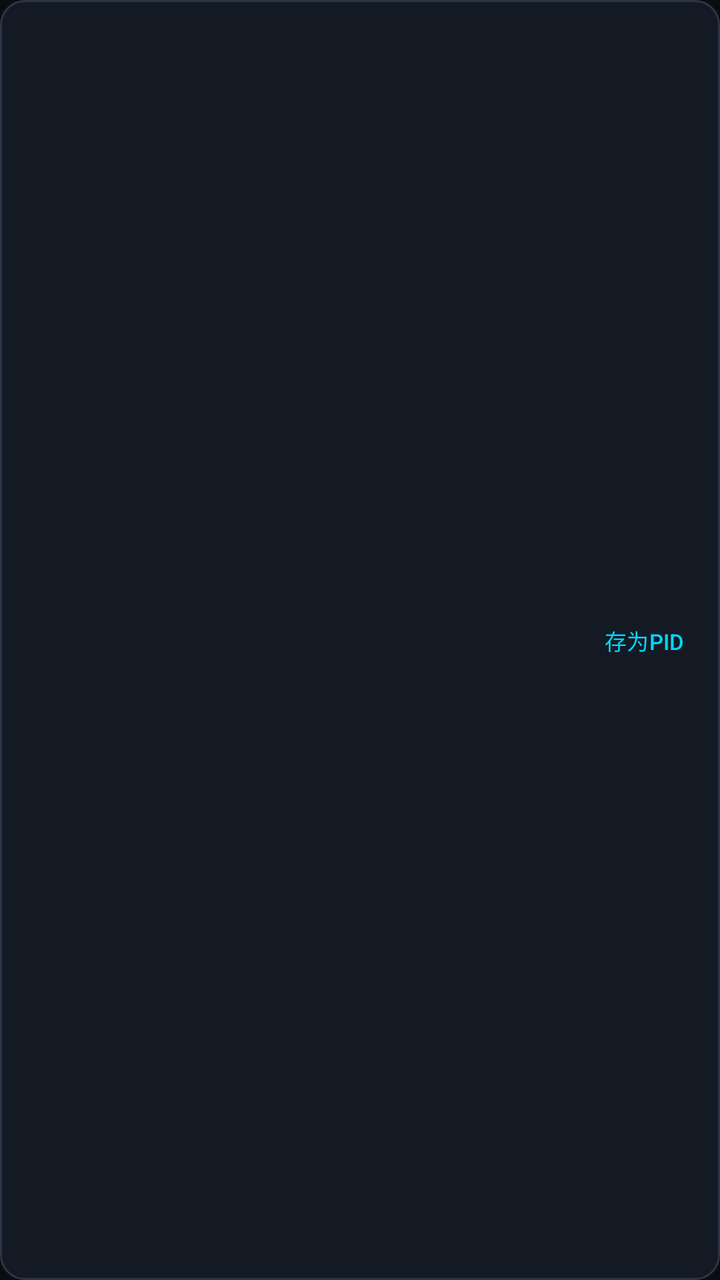
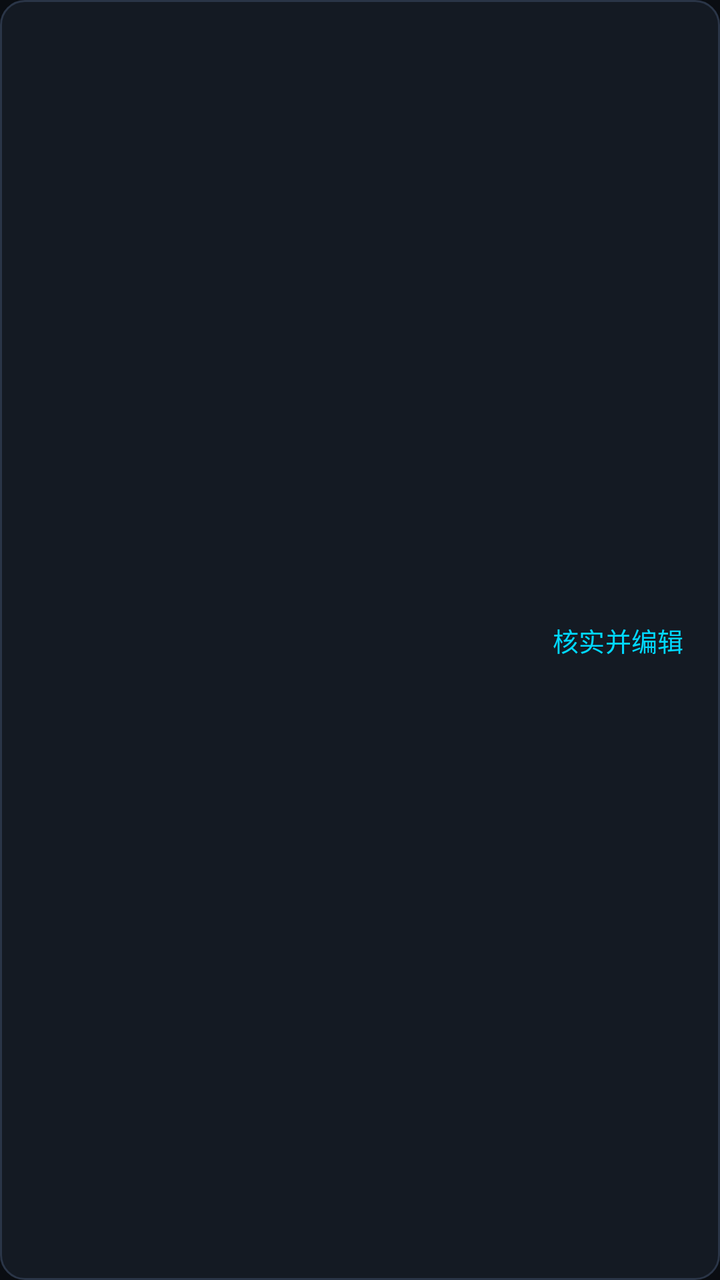

Two renders of the same Android screen: before a commit and after it. Below are the layout's source before the change and the commit's diff.
<!-- AndroidManifest.xml: application theme Theme.ICarOBD -->
<!-- res/layout/item_scan_hit.xml -->
<?xml version="1.0" encoding="utf-8"?>
<LinearLayout xmlns:android="http://schemas.android.com/apk/res/android"
    android:layout_width="match_parent"
    android:layout_height="wrap_content"
    android:layout_marginTop="4dp"
    android:background="@drawable/bg_card"
    android:gravity="center_vertical"
    android:orientation="horizontal"
    android:padding="10dp">

    <LinearLayout
        android:layout_width="0dp"
        android:layout_height="wrap_content"
        android:layout_weight="1"
        android:orientation="vertical">

        <TextView
            android:id="@+id/tvTitle"
            android:layout_width="match_parent"
            android:layout_height="wrap_content"
            android:textColor="@color/scan_hit"
            android:textSize="13sp"
            android:textStyle="bold" />

        <TextView
            android:id="@+id/tvRaw"
            android:layout_width="match_parent"
            android:layout_height="wrap_content"
            android:layout_marginTop="2dp"
            android:fontFamily="monospace"
            android:textColor="@color/text_secondary"
            android:textSize="10sp" />

        <TextView
            android:id="@+id/tvPreview"
            android:layout_width="match_parent"
            android:layout_height="wrap_content"
            android:layout_marginTop="2dp"
            android:fontFamily="monospace"
            android:textColor="@color/text_dim"
            android:textSize="10sp" />
    </LinearLayout>

    <com.google.android.material.button.MaterialButton
        android:id="@+id/btnSave"
        style="@style/Widget.Material3.Button.TextButton"
        android:layout_width="wrap_content"
        android:layout_height="36dp"
        android:minWidth="0dp"
        android:paddingStart="8dp"
        android:paddingEnd="8dp"
        android:text="存为PID"
        android:textSize="11sp" />
</LinearLayout>
<!-- resources referenced by this layout -->
<resources>
  <color name="scan_hit">#FF2FD47A</color>
  <color name="text_dim">#FF5F6E85</color>
  <color name="text_secondary">#FF9AA8BC</color>
  <!-- drawable bg_card (drawable) -->
  <?xml version="1.0" encoding="utf-8"?>
  <shape xmlns:android="http://schemas.android.com/apk/res/android"
      android:shape="rectangle">
      <corners android:radius="12dp" />
      <solid android:color="@color/bg_surface" />
      <stroke
          android:width="1dp"
          android:color="@color/divider" />
  </shape>
  <style name="Theme.ICarOBD" parent="Theme.Material3.Dark.NoActionBar">
          <item name="colorPrimary">@color/accent</item>
          <item name="colorOnPrimary">@color/bg</item>
          <item name="colorSecondary">@color/accent2</item>
          <item name="android:colorBackground">@color/bg</item>
          <item name="android:statusBarColor">@color/bg</item>
          <item name="android:navigationBarColor">@color/bg_surface</item>
          <item name="android:windowBackground">@color/bg</item>
          <item name="android:textColorPrimary">@color/text_primary</item>
          <item name="android:textColorSecondary">@color/text_secondary</item>
      </style>
  <color name="bg_surface">#FF141A23</color>
  <color name="divider">#FF2A3547</color>
  <color name="accent">#FF00D8FF</color>
  <color name="bg">#FF0A0D12</color>
  <color name="accent2">#FF7C5CFF</color>
  <color name="text_primary">#FFE8EEF7</color>
</resources>

<!-- the commit's change to res/layout/item_scan_hit.xml (unified diff, before → after) -->
@@ -19,7 +19,7 @@
             android:layout_width="match_parent"
             android:layout_height="wrap_content"
             android:textColor="@color/scan_hit"
-            android:textSize="13sp"
+            android:textSize="15sp"
             android:textStyle="bold" />
 
         <TextView
@@ -29,7 +29,7 @@
             android:layout_marginTop="2dp"
             android:fontFamily="monospace"
             android:textColor="@color/text_secondary"
-            android:textSize="10sp" />
+            android:textSize="12sp" />
 
         <TextView
             android:id="@+id/tvPreview"
@@ -38,17 +38,17 @@
             android:layout_marginTop="2dp"
             android:fontFamily="monospace"
             android:textColor="@color/text_dim"
-            android:textSize="10sp" />
+            android:textSize="12sp" />
     </LinearLayout>
 
     <com.google.android.material.button.MaterialButton
         android:id="@+id/btnSave"
         style="@style/Widget.Material3.Button.TextButton"
         android:layout_width="wrap_content"
-        android:layout_height="36dp"
+        android:layout_height="48dp"
         android:minWidth="0dp"
         android:paddingStart="8dp"
         android:paddingEnd="8dp"
-        android:text="存为PID"
-        android:textSize="11sp" />
+        android:text="核实并编辑"
+        android:textSize="13sp" />
 </LinearLayout>
